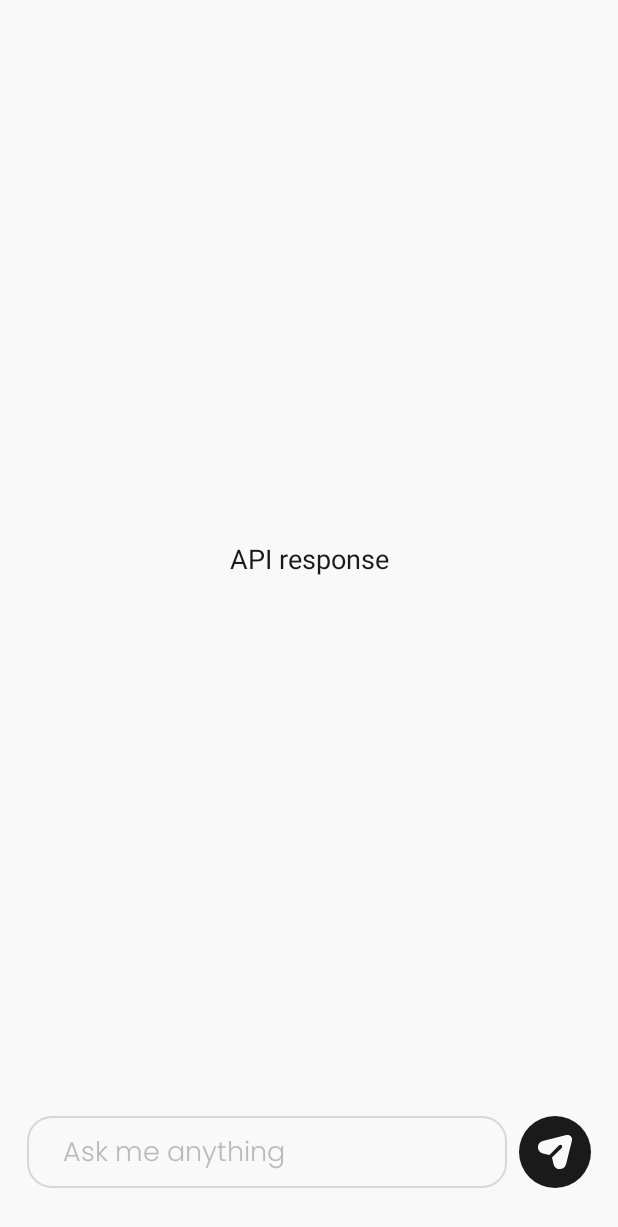
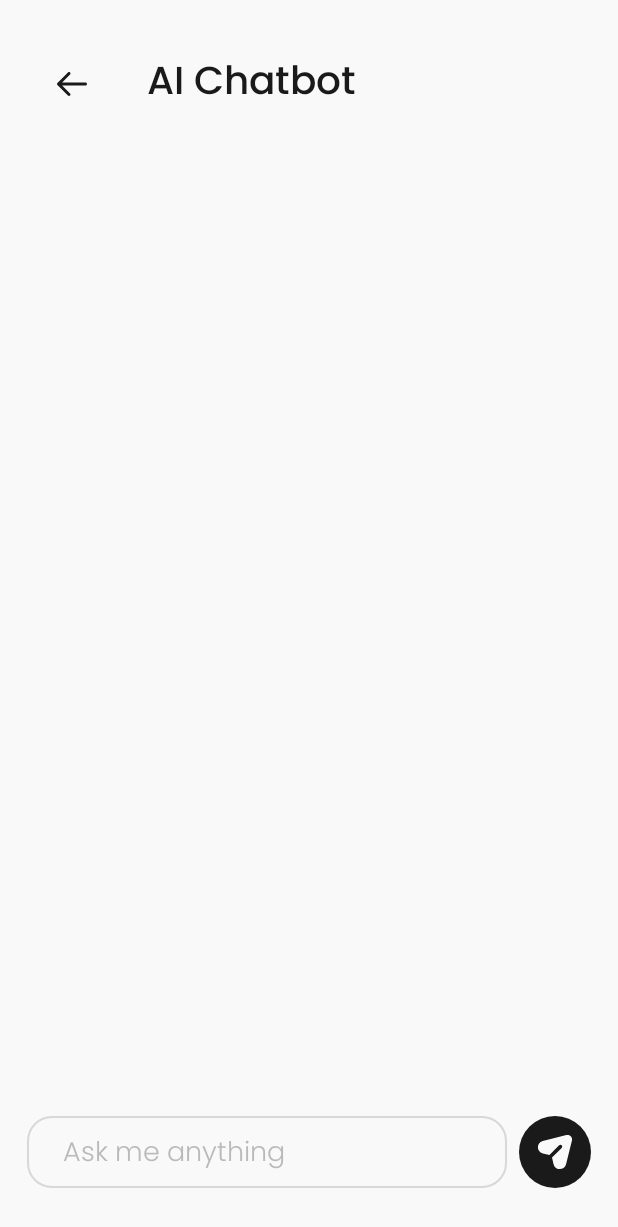
Before and after one commit to VugarGurban/TourMate, an Android app: the ChatbotFragment screen opened through its navigation route, on a phone screen of 412 x 824 dp. Shown: the top 1227 px of the screen. Run offline under Robolectric (Android 15) with nearby library versions, the phone set to English and light mode, and no system bars; our stand-ins replace Room's generated code, navigation-ui; 1 statement that could not run was skipped.

Commit message:
feat: Implement AI Chatbot Fragment with message sending and receiving
This commit introduces the AI Chatbot Fragment, allowing users to send and receive messages.

- **AI Chatbot Fragment:**
    - Created `ChatbotFragment` with a layout file `fragment_chatbot.xml`.
    - Added a RecyclerView to display chat messages, with a message input field and send button.
    - Implemented the capability to send messages to the OpenAI API and receive responses.
    - Added a back button to the `ChatbotFragment`.
    - Added title and icon for the `ChatbotFragment`.
- **Message Model:**
    - Created `ChatMessage` data class to represent messages with content and sender information.
- **Message Adapter:**
    - Implemented `MessageAdapter` to manage and display messages in the RecyclerView.
    - Added `addMessage` and `updateLastMessage` functions to manage messages in the `MessageAdapter`.
- **Chat API Integration:**
    - Created `ChatDao` interface to define the API calls for sending messages.
    - Added logic to handle API requests and responses in `ChatbotFragment`.
    - Added API key in the `ChatDao`.
- **UI:**
    - Created a layout file `message_item.xml` to display individual messages with appropriate styling.
    - Added a vector drawable `back_button_chatbot.xml`.
    - Updated the `strings.xml` file to include a new string for the AI Chatbot.
- **Other:**
    - Added `recyclerView2` to `fragment_chatbot.xml`.
    - Added `messageList` in `ChatbotFragment` to manage messages.
    - Added `onBackPressedDispatcher` to manage back in `ChatbotFragment`.
    - Fixed the UI of the `message_item.xml`.

```diff
--- a/app/src/main/java/com/example/tourmate/ChatbotFragment.kt
+++ b/app/src/main/java/com/example/tourmate/ChatbotFragment.kt
@@ -7,8 +7,11 @@ import android.view.View
 import android.view.ViewGroup
 import android.widget.Toast
 import androidx.lifecycle.lifecycleScope
+import androidx.recyclerview.widget.LinearLayoutManager
+import com.example.tourmate.adapters.MessageAdapter
 import com.example.tourmate.databinding.FragmentChatbotBinding
 import com.example.tourmate.retrofit.builder.ApiUtils
+import com.example.tourmate.retrofit.model.ChatMessage
 import com.example.tourmate.retrofit.model.request.ChatRequestModel
 import com.example.tourmate.retrofit.model.response.ChatResponseModel
 import kotlinx.coroutines.Dispatchers
@@ -21,6 +24,8 @@ import retrofit2.Response
 class ChatbotFragment : Fragment() {
 
     private lateinit var binding: FragmentChatbotBinding
+    private lateinit var messageAdapter: MessageAdapter
+    private val messageList = mutableListOf<ChatMessage>()
 
 
     override fun onCreateView(
@@ -36,6 +41,10 @@ class ChatbotFragment : Fragment() {
         super.onViewCreated(view, savedInstanceState)
         (activity as NavigationListener).changeBottomMenuVisibility(View.GONE)
 
+        messageAdapter = MessageAdapter(messageList)
+        binding.recyclerView2.layoutManager = LinearLayoutManager(requireContext())
+        binding.recyclerView2.adapter = messageAdapter
+
         binding.sendBtn.setOnClickListener {
             val message = binding.messageText.text.toString().trim()
             if (message.isNotEmpty()) {
@@ -43,17 +52,24 @@ class ChatbotFragment : Fragment() {
             }else{
                 Toast.makeText(requireContext(), "Please enter a message", Toast.LENGTH_SHORT).show()
             }
+        }
 
+        binding.backBtn.setOnClickListener {
+            requireActivity().onBackPressedDispatcher.onBackPressed()
         }
     }
 
     private fun sendMessageToOpenAI(message: String) {
         val chatDao = ApiUtils.getChatDao()
 
-        val userMessage = ChatRequestModel.Message(role = "user", content = message)
+        val userMessage = ChatMessage(message, true)
+        messageAdapter.addMessage(userMessage)
+        val waitingMessage = ChatMessage("AI is typing...",false)
+        messageAdapter.addMessage(waitingMessage)
+
         val request = ChatRequestModel(
             model = "gpt-3.5-turbo",
-            messages = listOf(userMessage)
+            messages = listOf(ChatRequestModel.Message(role = "user", content = message))
         )
         chatDao.sendMessage(request).enqueue(object : Callback<ChatResponseModel>{
             override fun onResponse(
@@ -62,18 +78,17 @@ class ChatbotFragment : Fragment() {
                 ) {
                    if (response.isSuccessful){
                        val chatResponse = response.body()!!.choices.firstOrNull()!!.message.content
-                       binding.responseText.text = chatResponse
-                       binding.messageText.text.clear()
+                       val botMessage = ChatMessage(chatResponse, false)
+                       messageAdapter.updateLastMessage(chatResponse)
                    }else{
-                       binding.responseText.text = "Failed: ${response.code()}"
+                       messageAdapter.updateLastMessage("Failed: ${response.code()}")
                    }
                 }
 
                 override fun onFailure(p0: Call<ChatResponseModel>, p1: Throwable) {
-                    binding.responseText.text = "Error: ${p1.message}"
+                    messageAdapter.addMessage(ChatMessage("Error: ${p1.message}", false))
                 }
-
-
             })
+        binding.messageText.text.clear()
         }
     }
--- /dev/null
+++ b/app/src/main/java/com/example/tourmate/retrofit/model/ChatMessage.kt
@@ -0,0 +1,5 @@
+package com.example.tourmate.retrofit.model
+
+data class ChatMessage(
+    var message: String, val isSentByUser: Boolean
+)
--- /dev/null
+++ b/app/src/main/res/drawable/back_button_chatbot.xml
@@ -0,0 +1,9 @@
+<vector xmlns:android="http://schemas.android.com/apk/res/android"
+    android:width="40dp"
+    android:height="40dp"
+    android:viewportWidth="40"
+    android:viewportHeight="40">
+  <path
+      android:pathData="M30,20C30,20.553 29.553,21 29,21H13.414L18.707,26.293C19.098,26.684 19.098,27.316 18.707,27.707C18.512,27.902 18.256,28 18,28C17.744,28 17.488,27.902 17.293,27.707L10.293,20.707C9.902,20.316 9.902,19.684 10.293,19.293L17.293,12.293C17.684,11.902 18.316,11.902 18.707,12.293C19.098,12.684 19.098,13.316 18.707,13.707L13.414,19H29C29.553,19 30,19.447 30,20Z"
+      android:fillColor="@color/light_black"/>
+</vector>
--- a/app/src/main/res/layout/fragment_chatbot.xml
+++ b/app/src/main/res/layout/fragment_chatbot.xml
@@ -7,18 +7,15 @@
     tools:context=".ChatbotFragment"
     android:background="@color/main_white">
 
-
-    <TextView
-        android:id="@+id/responseText"
-        android:layout_width="wrap_content"
-        android:layout_height="wrap_content"
-        android:text="API response"
-        android:textSize="@dimen/text_medium"
-        android:textColor="@color/light_black"
+    <androidx.recyclerview.widget.RecyclerView
+        android:id="@+id/recyclerView2"
+        android:layout_width="match_parent"
+        android:layout_height="0dp"
         app:layout_constraintBottom_toTopOf="@+id/messageText"
         app:layout_constraintEnd_toEndOf="parent"
         app:layout_constraintStart_toStartOf="parent"
-        app:layout_constraintTop_toTopOf="parent" />
+        app:layout_constraintTop_toBottomOf="@id/backBtn" />
+
 
     <EditText
         android:id="@+id/messageText"
@@ -51,4 +48,27 @@
         app:layout_constraintEnd_toEndOf="parent"
         app:layout_constraintTop_toTopOf="@+id/messageText" />
 
+    <ImageButton
+        android:id="@+id/backBtn"
+        android:layout_width="wrap_content"
+        android:layout_height="wrap_content"
+        android:layout_marginStart="@dimen/margin_medium"
+        android:layout_marginTop="@dimen/margin_xxmedium"
+        android:backgroundTint="@color/transparent"
+        android:src="@drawable/back_button_chatbot"
+        app:layout_constraintStart_toStartOf="parent"
+        app:layout_constraintTop_toTopOf="parent" />
+
+    <TextView
+        android:layout_width="wrap_content"
+        android:layout_height="wrap_content"
+        android:layout_marginStart="@dimen/margin_xmedium"
+        android:text="@string/ai_chatbot"
+        android:textColor="@color/light_black"
+        android:fontFamily="@font/poppins_medium"
+        android:textSize="@dimen/text_xxlarge"
+        app:layout_constraintBottom_toBottomOf="@+id/backBtn"
+        app:layout_constraintStart_toEndOf="@+id/backBtn"
+        app:layout_constraintTop_toTopOf="@+id/backBtn" />
+
 </androidx.constraintlayout.widget.ConstraintLayout>
--- a/app/src/main/res/layout/message_item.xml
+++ b/app/src/main/res/layout/message_item.xml
@@ -40,11 +40,13 @@
                 android:layout_width="wrap_content"
                 android:layout_height="wrap_content"
                 android:fontFamily="@font/poppins_light"
+                android:maxWidth="280dp"
                 android:text="Hello, how are you?"
                 android:textColor="@color/main_white"
                 android:textSize="@dimen/text_xsmall"
                 app:layout_constraintBottom_toBottomOf="parent"
                 app:layout_constraintEnd_toEndOf="parent"
+                app:layout_constraintHorizontal_bias="1.0"
                 app:layout_constraintStart_toStartOf="parent"
                 app:layout_constraintTop_toTopOf="parent" />
 
@@ -85,11 +87,13 @@
                 android:layout_width="wrap_content"
                 android:layout_height="wrap_content"
                 android:fontFamily="@font/poppins_light"
+                android:maxWidth="280dp"
                 android:text="Hello, how are you?"
                 android:textColor="@color/light_black"
                 android:textSize="@dimen/text_xsmall"
                 app:layout_constraintBottom_toBottomOf="parent"
                 app:layout_constraintEnd_toEndOf="parent"
+                app:layout_constraintHorizontal_bias="0.0"
                 app:layout_constraintStart_toStartOf="parent"
                 app:layout_constraintTop_toTopOf="parent" />
 
--- a/app/src/main/res/values/strings.xml
+++ b/app/src/main/res/values/strings.xml
@@ -25,4 +25,5 @@
     <!-- TODO: Remove or change this placeholder text -->
     <string name="hello_blank_fragment">Hello blank fragment</string>
     <string name="ask_me_anything">Ask me anything</string>
+    <string name="ai_chatbot">AI Chatbot</string>
 </resources>
```
Also changed, not shown: app/src/main/java/com/example/tourmate/adapters/MessageAdapter.kt (+51 -1 lines).
